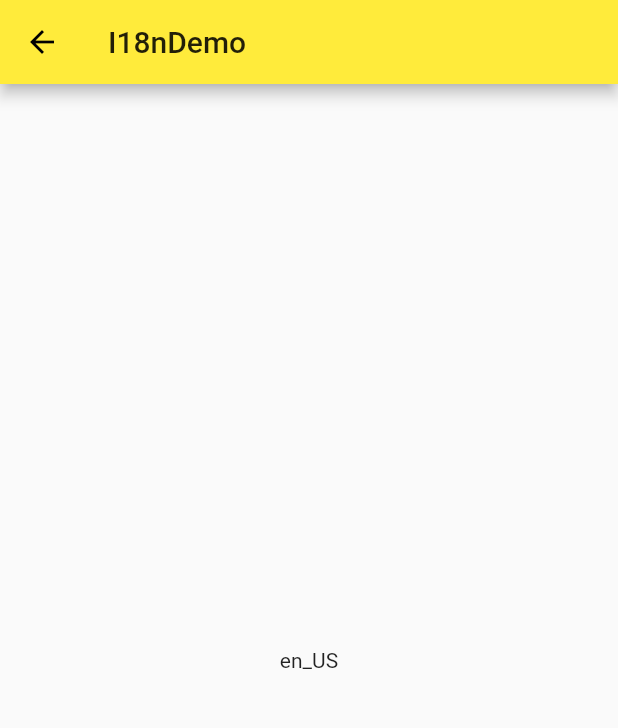
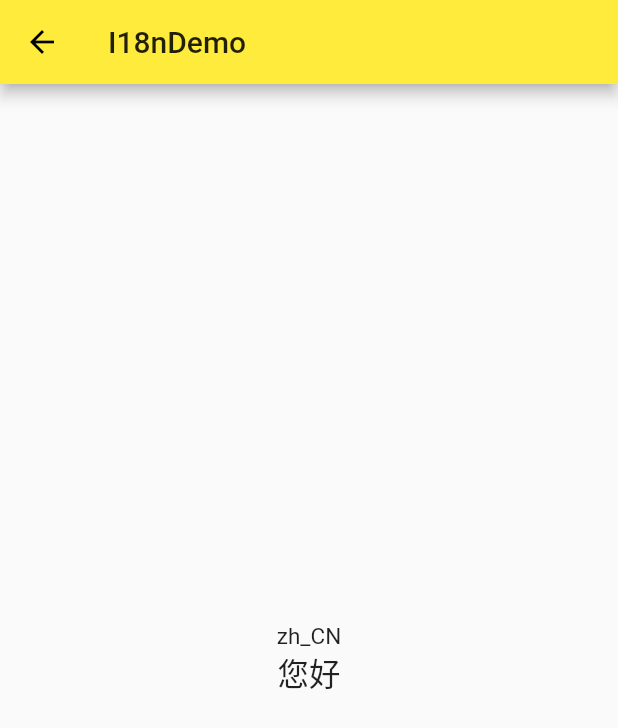
Before and after one commit to yanhao98/ninghao_flutter, a Flutter app: the screen it shows after launch, on a phone screen of 412 x 824 dp. Shown: the top 728 px of the screen. Run offline on Flutter 3.47's test engine with Material 2 defaults, Android fonts, the phone set to English and light mode, and no system bars; our stand-ins replace rxdart.

Commit message:
使用本地化资源

```diff
--- a/lib/demo/i18n/i18n_demo.dart
+++ b/lib/demo/i18n/i18n_demo.dart
@@ -1,4 +1,5 @@
 import 'package:flutter/material.dart';
+import 'package:ninghao_flutter/demo/i18n/map/my_localizations.dart';
 
 class I18nDemo extends StatelessWidget {
   @override
@@ -13,6 +14,11 @@ class I18nDemo extends StatelessWidget {
           mainAxisAlignment: MainAxisAlignment.center,
           children: <Widget>[
             Text('${locale.toString()}'),
+            Text(
+              // Localizations.of(context, MyLocalizations).title,
+              MyLocalizations.of(context).title,
+              style: Theme.of(context).textTheme.title,
+            ),
           ],
         ),
       ),
--- a/lib/demo/i18n/map/my_localizations.dart
+++ b/lib/demo/i18n/map/my_localizations.dart
@@ -5,6 +5,10 @@ class MyLocalizations {
   final Locale locale;
 
   MyLocalizations(this.locale);
+
+  static MyLocalizations of(BuildContext context) {
+    return Localizations.of<MyLocalizations>(context, MyLocalizations);
+  }
 
   static Map<String, Map<String, String>> _localized = {
     'en': {
@@ -20,7 +24,7 @@ class MyLocalizations {
   }
 }
 
-class MyLocalizationsDelegate extends LocalizationsDelegate {
+class MyLocalizationsDelegate extends LocalizationsDelegate<MyLocalizations> {
   @override
   Future<MyLocalizations> load(Locale locale) {
     return SynchronousFuture<MyLocalizations>(MyLocalizations(locale));
--- a/lib/main.dart
+++ b/lib/main.dart
@@ -28,10 +28,10 @@ class App extends StatelessWidget {
   @override
   Widget build(BuildContext context) {
     return MaterialApp(
-      // locale: Locale('en', 'US'),
-      localeResolutionCallback: (locale, supportedLocales) {
-        return Locale('en', 'US');
-      },
+      locale: Locale('zh', 'CN'),
+      // localeResolutionCallback: (locale, supportedLocales) {
+      //   return Locale('en', 'US');
+      // },
       localizationsDelegates: [
         MyLocalizationsDelegate(),
         GlobalMaterialLocalizations.delegate,
```
